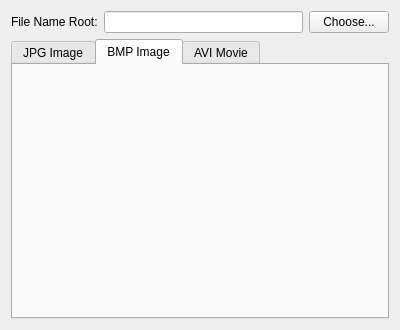
Before: the Qt Designer form Plugins/ScreenCapture/ScreenCapture.ui in pengwg/vurtigo, drawn with Qt 5.
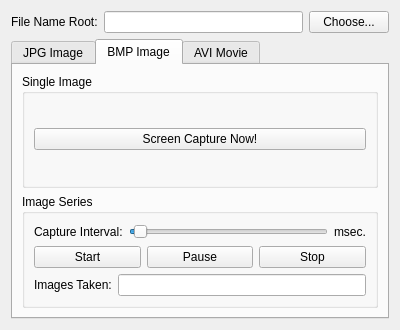
After: the same form once the commit is applied. The open tabs and pages were chosen to show the change.

Commit message:
Built the Screen Capture plugin BugID:644 Analysis:The plugin can save, JPEG, BMP images and AVI movies.
Resolution:

Reviewed by:

Patch:
```diff
--- a/Plugins/ScreenCapture/ScreenCapture.ui
+++ b/Plugins/ScreenCapture/ScreenCapture.ui
@@ -205,6 +205,122 @@
       <attribute name="title">
        <string>BMP Image</string>
       </attribute>
+      <layout class="QVBoxLayout" name="verticalLayout_5">
+       <item>
+        <widget class="QGroupBox" name="groupBox_3">
+         <property name="title">
+          <string>Single Image</string>
+         </property>
+         <layout class="QGridLayout" name="gridLayout">
+          <item row="0" column="0">
+           <widget class="QPushButton" name="bmpScreenCapBtn">
+            <property name="text">
+             <string>Screen Capture Now!</string>
+            </property>
+           </widget>
+          </item>
+         </layout>
+        </widget>
+       </item>
+       <item>
+        <widget class="QGroupBox" name="groupBox_4">
+         <property name="title">
+          <string>Image Series</string>
+         </property>
+         <layout class="QVBoxLayout" name="verticalLayout_6">
+          <item>
+           <layout class="QHBoxLayout" name="horizontalLayout_6">
+            <item>
+             <widget class="QLabel" name="label_2">
+              <property name="text">
+               <string>Capture Interval:</string>
+              </property>
+             </widget>
+            </item>
+            <item>
+             <widget class="QSlider" name="bmpIntervalSlider">
+              <property name="minimum">
+               <number>10</number>
+              </property>
+              <property name="maximum">
+               <number>2000</number>
+              </property>
+              <property name="singleStep">
+               <number>5</number>
+              </property>
+              <property name="pageStep">
+               <number>50</number>
+              </property>
+              <property name="value">
+               <number>50</number>
+              </property>
+              <property name="orientation">
+               <enum>Qt::Horizontal</enum>
+              </property>
+             </widget>
+            </item>
+            <item>
+             <widget class="QLabel" name="bmpIntervalLabel">
+              <property name="text">
+               <string>msec.</string>
+              </property>
+             </widget>
+            </item>
+           </layout>
+          </item>
+          <item>
+           <layout class="QHBoxLayout" name="horizontalLayout_7">
+            <item>
+             <widget class="QPushButton" name="bmpStartBtn">
+              <property name="text">
+               <string>Start</string>
+              </property>
+              <property name="checkable">
+               <bool>true</bool>
+              </property>
+             </widget>
+            </item>
+            <item>
+             <widget class="QPushButton" name="bmpPauseBtn">
+              <property name="text">
+               <string>Pause</string>
+              </property>
+              <property name="checkable">
+               <bool>true</bool>
+              </property>
+             </widget>
+            </item>
+            <item>
+             <widget class="QPushButton" name="bmpStopBtn">
+              <property name="text">
+               <string>Stop</string>
+              </property>
+             </widget>
+            </item>
+           </layout>
+          </item>
+          <item>
+           <layout class="QHBoxLayout" name="horizontalLayout_8">
+            <item>
+             <widget class="QLabel" name="label_6">
+              <property name="text">
+               <string>Images Taken:</string>
+              </property>
+             </widget>
+            </item>
+            <item>
+             <widget class="QLineEdit" name="bmpImgsTaken">
+              <property name="readOnly">
+               <bool>true</bool>
+              </property>
+             </widget>
+            </item>
+           </layout>
+          </item>
+         </layout>
+        </widget>
+       </item>
+      </layout>
      </widget>
      <widget class="QWidget" name="aviMovie">
       <attribute name="title">
```
Left out of the diff: 113 changed lines with no effect on the pictures. The commit also changes 12 other files.
